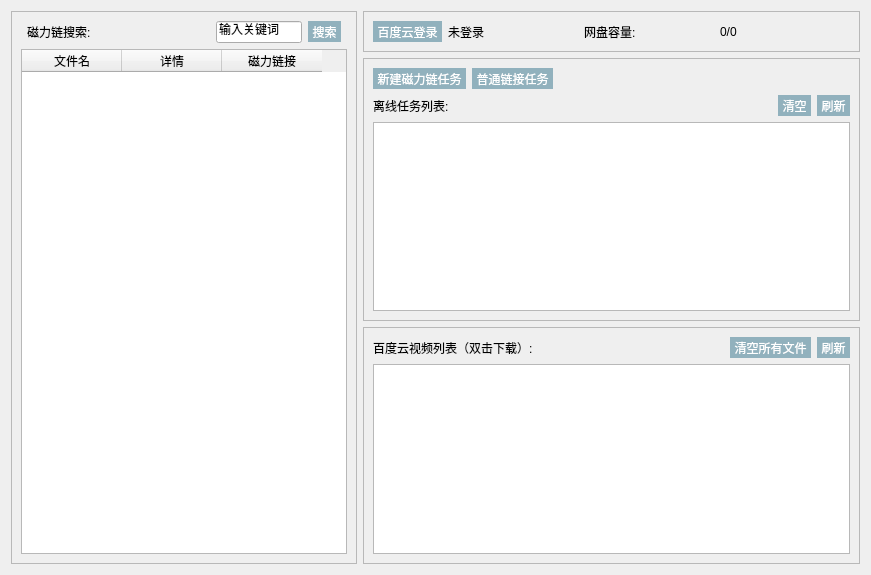
Before: the Qt Designer form MyWidgets/MagnetWidget/magnetwidget.ui in xsjqqq123/MvGather, drawn with Qt 5.
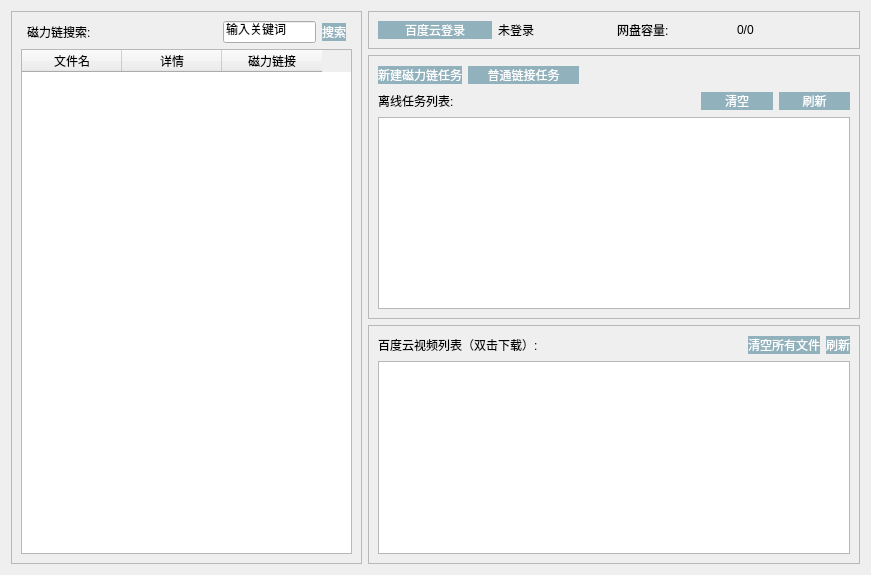
After: the same form once the commit is applied.

Patch:
```diff
--- a/MyWidgets/MagnetWidget/magnetwidget.ui
+++ b/MyWidgets/MagnetWidget/magnetwidget.ui
@@ -70,21 +70,21 @@
        </widget>
       </item>
       <item row="0" column="5">
-       <widget class="QToolButton" name="searchBtn">
+       <widget class="QPushButton" name="searchBtn">
         <property name="styleSheet">
-         <string notr="true">QToolButton{
+         <string notr="true">QPushButton{
    background-color: rgba(0, 82, 112, 100);
     color: white;
     border: 1px;
 }
 
-QToolButton:hover{
+QPushButton:hover{
     background-color: rgba(0, 82, 112, 200);
     color: white;
     border: 1px;
 }
 
-QToolButton:disabled{
+QPushButton:disabled{
     background-color: transparent;
     color: gray;
 }</string>
@@ -128,21 +128,21 @@
        </widget>
       </item>
       <item row="0" column="0">
-       <widget class="QToolButton" name="loginBtn">
+       <widget class="QPushButton" name="loginBtn">
         <property name="styleSheet">
-         <string notr="true">QToolButton{
+         <string notr="true">QPushButton{
    background-color: rgba(0, 82, 112, 100);
     color: white;
     border: 1px;
 }
 
-QToolButton:hover{
+QPushButton:hover{
     background-color: rgba(0, 82, 112, 200);
     color: white;
     border: 1px;
 }
 
-QToolButton:disabled{
+QPushButton:disabled{
     background-color: transparent;
     color: gray;
 }</string>
@@ -187,22 +187,35 @@
       <item row="2" column="0" colspan="5">
        <widget class="QListWidget" name="downloadMagnetlistWidget"/>
       </item>
+      <item row="1" column="1" colspan="2">
+       <spacer name="horizontalSpacer_4">
+        <property name="orientation">
+         <enum>Qt::Horizontal</enum>
+        </property>
+        <property name="sizeHint" stdset="0">
+         <size>
+          <width>227</width>
+          <height>20</height>
+         </size>
+        </property>
+       </spacer>
+      </item>
       <item row="0" column="0">
-       <widget class="QToolButton" name="newMagnet">
+       <widget class="QPushButton" name="newMagnet">
         <property name="styleSheet">
-         <string notr="true">QToolButton{
+         <string notr="true">QPushButton{
    background-color: rgba(0, 82, 112, 100);
     color: white;
     border: 1px;
 }
 
-QToolButton:hover{
+QPushButton:hover{
     background-color: rgba(0, 82, 112, 200);
     color: white;
     border: 1px;
 }
 
-QToolButton:disabled{
+QPushButton:disabled{
     background-color: transparent;
     color: gray;
 }</string>
@@ -212,22 +225,47 @@
         </property>
        </widget>
       </item>
+      <item row="0" column="1">
+       <widget class="QPushButton" name="newUrlTaskBtn">
+        <property name="styleSheet">
+         <string notr="true">QPushButton{
+   background-color: rgba(0, 82, 112, 100);
+    color: white;
+    border: 1px;
+}
+
+QPushButton:hover{
+    background-color: rgba(0, 82, 112, 200);
+    color: white;
+    border: 1px;
+}
+
+QPushButton:disabled{
+    background-color: transparent;
+    color: gray;
+}</string>
+        </property>
+        <property name="text">
+         <string>普通链接任务</string>
+        </property>
+       </widget>
+      </item>
       <item row="1" column="3">
-       <widget class="QToolButton" name="clearTaskBtn">
+       <widget class="QPushButton" name="clearTaskBtn">
         <property name="styleSheet">
-         <string notr="true">QToolButton{
+         <string notr="true">QPushButton{
    background-color: rgba(0, 82, 112, 100);
     color: white;
     border: 1px;
 }
 
-QToolButton:hover{
+QPushButton:hover{
     background-color: rgba(0, 82, 112, 200);
     color: white;
     border: 1px;
 }
 
-QToolButton:disabled{
+QPushButton:disabled{
     background-color: transparent;
     color: gray;
 }</string>
@@ -238,21 +276,21 @@
        </widget>
       </item>
       <item row="1" column="4">
-       <widget class="QToolButton" name="refreshTaskBtn">
+       <widget class="QPushButton" name="refreshTaskBtn">
         <property name="styleSheet">
-         <string notr="true">QToolButton{
+         <string notr="true">QPushButton{
    background-color: rgba(0, 82, 112, 100);
     color: white;
     border: 1px;
 }
 
-QToolButton:hover{
+QPushButton:hover{
     background-color: rgba(0, 82, 112, 200);
     color: white;
     border: 1px;
 }
 
-QToolButton:disabled{
+QPushButton:disabled{
     background-color: transparent;
     color: gray;
 }</string>
@@ -262,44 +300,6 @@
         </property>
        </widget>
       </item>
-      <item row="0" column="1">
-       <widget class="QToolButton" name="newUrlTaskBtn">
-        <property name="styleSheet">
-         <string notr="true">QToolButton{
-   background-color: rgba(0, 82, 112, 100);
-    color: white;
-    border: 1px;
-}
-
-QToolButton:hover{
-    background-color: rgba(0, 82, 112, 200);
-    color: white;
-    border: 1px;
-}
-
-QToolButton:disabled{
-    background-color: transparent;
-    color: gray;
-}</string>
-        </property>
-        <property name="text">
-         <string>普通链接任务</string>
-        </property>
-       </widget>
-      </item>
-      <item row="1" column="1" colspan="2">
-       <spacer name="horizontalSpacer_4">
-        <property name="orientation">
-         <enum>Qt::Horizontal</enum>
-        </property>
-        <property name="sizeHint" stdset="0">
-         <size>
-          <width>227</width>
-          <height>20</height>
-         </size>
-        </property>
-       </spacer>
-      </item>
      </layout>
     </widget>
    </item>
@@ -336,21 +336,21 @@
        </spacer>
       </item>
       <item row="0" column="2">
-       <widget class="QToolButton" name="deleteFiles">
+       <widget class="QPushButton" name="deleteFiles">
         <property name="styleSheet">
-         <string notr="true">QToolButton{
+         <string notr="true">QPushButton{
    background-color: rgba(0, 82, 112, 100);
     color: white;
     border: 1px;
 }
 
-QToolButton:hover{
+QPushButton:hover{
     background-color: rgba(0, 82, 112, 200);
     color: white;
     border: 1px;
 }
 
-QToolButton:disabled{
+QPushButton:disabled{
     background-color: transparent;
     color: gray;
 }</string>
@@ -361,21 +361,21 @@
        </widget>
       </item>
       <item row="0" column="3">
-       <widget class="QToolButton" name="refreshFilesList">
+       <widget class="QPushButton" name="refreshFilesList">
         <property name="styleSheet">
-         <string notr="true">QToolButton{
+         <string notr="true">QPushButton{
    background-color: rgba(0, 82, 112, 100);
     color: white;
     border: 1px;
 }
 
-QToolButton:hover{
+QPushButton:hover{
     background-color: rgba(0, 82, 112, 200);
     color: white;
     border: 1px;
 }
 
-QToolButton:disabled{
+QPushButton:disabled{
     background-color: transparent;
     color: gray;
 }</string>
```
